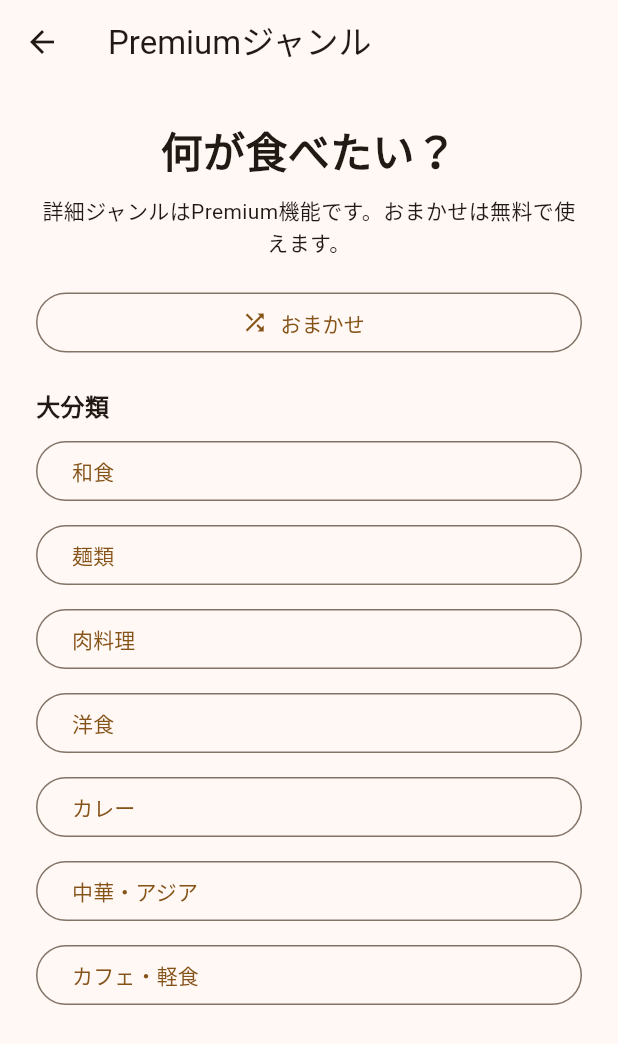
After one commit to Neo-Oi/Swipeat, a Flutter app: the screen it shows after launch, after a tap on "希望を指定して探す（Premium）", on a phone screen of 412 x 824 dp. The commit adds this screen. Shown: the top 1044 px of the screen. Run offline on Flutter 3.47's test engine with Material 3 defaults, Android fonts, the phone set to English and light mode, and no system bars; our stand-ins replace geolocator.

Commit message:
feat: add premium genre selection flow

```diff
--- a/lib/screens/home_screen.dart
+++ b/lib/screens/home_screen.dart
@@ -4,6 +4,7 @@ import 'package:geolocator/geolocator.dart';
 import '../services/google_places_service.dart';
 import '../services/location_service.dart';
 import 'companion_select_screen.dart';
+import 'premium_genre_select_screen.dart';
 import 'recommendation_screen.dart';
 
 class HomeScreen extends StatefulWidget {
@@ -42,10 +43,11 @@ class _HomeScreenState extends State<HomeScreen> {
         openNowOnly: true,
       );
 
-      final openRestaurants = restaurants
-          .where((restaurant) => restaurant.isOpenNow == true)
-          .toList()
-        ..shuffle();
+      final openRestaurants =
+          restaurants
+              .where((restaurant) => restaurant.isOpenNow == true)
+              .toList()
+            ..shuffle();
 
       if (!mounted) return;
 
@@ -77,18 +79,21 @@ class _HomeScreenState extends State<HomeScreen> {
   void openDistanceSearch() {
     Navigator.push(
       context,
-      MaterialPageRoute(
-        builder: (_) => const CompanionSelectScreen(),
-      ),
+      MaterialPageRoute(builder: (_) => const CompanionSelectScreen()),
+    );
+  }
+
+  void openPremiumGenreSearch() {
+    Navigator.push(
+      context,
+      MaterialPageRoute(builder: (_) => const PremiumGenreSelectScreen()),
     );
   }
 
   @override
   Widget build(BuildContext context) {
     return Scaffold(
-      appBar: AppBar(
-        title: const Text('Swipeat'),
-      ),
+      appBar: AppBar(title: const Text('Swipeat')),
       body: SingleChildScrollView(
         padding: const EdgeInsets.all(24),
         child: Column(
@@ -110,19 +115,13 @@ class _HomeScreenState extends State<HomeScreen> {
             const Text(
               'Swipeat',
               textAlign: TextAlign.center,
-              style: TextStyle(
-                fontSize: 44,
-                fontWeight: FontWeight.bold,
-              ),
+              style: TextStyle(fontSize: 44, fontWeight: FontWeight.bold),
             ),
             const SizedBox(height: 16),
             const Text(
               '探すより、決める。',
               textAlign: TextAlign.center,
-              style: TextStyle(
-                fontSize: 22,
-                fontWeight: FontWeight.w600,
-              ),
+              style: TextStyle(fontSize: 22, fontWeight: FontWeight.w600),
             ),
             const SizedBox(height: 12),
             const Text(
@@ -134,10 +133,7 @@ class _HomeScreenState extends State<HomeScreen> {
             const Text(
               '※ 営業中のお店のみ表示するため、朝や深夜は候補が少なくなる場合があります。',
               textAlign: TextAlign.center,
-              style: TextStyle(
-                fontSize: 13,
-                color: Colors.black54,
-              ),
+              style: TextStyle(fontSize: 13, color: Colors.black54),
             ),
             const SizedBox(height: 40),
             ElevatedButton(
@@ -149,15 +145,17 @@ class _HomeScreenState extends State<HomeScreen> {
               onPressed: isLoading ? null : openDistanceSearch,
               child: const Text('距離を選んで探す'),
             ),
+            const SizedBox(height: 12),
+            OutlinedButton(
+              onPressed: isLoading ? null : openPremiumGenreSearch,
+              child: const Text('希望を指定して探す（Premium）'),
+            ),
             if (errorMessage != null) ...[
               const SizedBox(height: 24),
               Text(
                 errorMessage!,
                 textAlign: TextAlign.center,
-                style: const TextStyle(
-                  color: Colors.red,
-                  fontSize: 13,
-                ),
+                style: const TextStyle(color: Colors.red, fontSize: 13),
               ),
             ],
             const SizedBox(height: 40),
--- /dev/null
+++ b/lib/screens/premium_genre_select_screen.dart
@@ -0,0 +1,210 @@
+import 'package:flutter/material.dart';
+
+import '../models/premium_entitlement.dart';
+import '../models/restaurant_genre.dart';
+
+/// Premium ジャンル選択の結果。
+class PremiumGenreSelection {
+  const PremiumGenreSelection.omakase() : genre = null;
+
+  const PremiumGenreSelection.genre(this.genre);
+
+  final RestaurantGenre? genre;
+
+  bool get isOmakase => genre == null;
+}
+
+/// 大分類 → 詳細分類の2段階 Premium ジャンル選択画面。
+class PremiumGenreSelectScreen extends StatefulWidget {
+  const PremiumGenreSelectScreen({
+    super.key,
+    this.entitlement = const PremiumEntitlement.none(),
+    this.onGenreSelected,
+    this.onPremiumRequested,
+  });
+
+  final PremiumEntitlement entitlement;
+  final ValueChanged<PremiumGenreSelection>? onGenreSelected;
+  final VoidCallback? onPremiumRequested;
+
+  @override
+  State<PremiumGenreSelectScreen> createState() =>
+      _PremiumGenreSelectScreenState();
+}
+
+class _PremiumGenreSelectScreenState extends State<PremiumGenreSelectScreen> {
+  RestaurantGenreGroup? selectedGroup;
+
+  bool get hasPremium => widget.entitlement.isPremiumAt();
+
+  void selectGenre(RestaurantGenre genre) {
+    if (!hasPremium) {
+      showPremiumDialog();
+      return;
+    }
+
+    final selection = PremiumGenreSelection.genre(genre);
+    widget.onGenreSelected?.call(selection);
+    if (widget.onGenreSelected == null && mounted) {
+      ScaffoldMessenger.of(context).showSnackBar(
+        SnackBar(
+          content: Text(
+            '${RestaurantGenreCatalog.definitionFor(genre).label}で探します',
+          ),
+        ),
+      );
+    }
+  }
+
+  void selectOmakase() {
+    final selection = const PremiumGenreSelection.omakase();
+    widget.onGenreSelected?.call(selection);
+    if (widget.onGenreSelected == null && mounted) {
+      ScaffoldMessenger.of(
+        context,
+      ).showSnackBar(const SnackBar(content: Text('おまかせで探します')));
+    }
+  }
+
+  Future<void> showPremiumDialog() async {
+    final shouldStart = await showDialog<bool>(
+      context: context,
+      builder: (context) {
+        return AlertDialog(
+          title: const Text('Premium機能'),
+          content: const Text(
+            '7日間無料で試せます。\n'
+            '無料体験後は、Google Playに表示される料金でPremiumを利用できます。',
+          ),
+          actions: [
+            TextButton(
+              onPressed: () => Navigator.pop(context, false),
+              child: const Text('今はしない'),
+            ),
+            FilledButton(
+              onPressed: () => Navigator.pop(context, true),
+              child: const Text('無料で試す'),
+            ),
+          ],
+        );
+      },
+    );
+
+    if (shouldStart == true) {
+      widget.onPremiumRequested?.call();
+      if (widget.onPremiumRequested == null && mounted) {
+        ScaffoldMessenger.of(
+          context,
+        ).showSnackBar(const SnackBar(content: Text('ログイン後、無料体験を開始できます')));
+      }
+    }
+  }
+
+  @override
+  Widget build(BuildContext context) {
+    final details = selectedGroup == null
+        ? const <RestaurantGenreDefinition>[]
+        : RestaurantGenreCatalog.detailsFor(selectedGroup!);
+
+    return Scaffold(
+      appBar: AppBar(title: const Text('Premiumジャンル')),
+      body: ListView(
+        padding: const EdgeInsets.all(24),
+        children: [
+          const Text(
+            '何が食べたい？',
+            textAlign: TextAlign.center,
+            style: TextStyle(fontSize: 28, fontWeight: FontWeight.bold),
+          ),
+          const SizedBox(height: 10),
+          Text(
+            hasPremium
+                ? '希望を少し指定して、Swipeatに決めてもらいましょう。'
+                : '詳細ジャンルはPremium機能です。おまかせは無料で使えます。',
+            textAlign: TextAlign.center,
+            style: const TextStyle(fontSize: 14),
+          ),
+          const SizedBox(height: 20),
+          OutlinedButton.icon(
+            onPressed: selectOmakase,
+            icon: const Icon(Icons.shuffle),
+            label: const Text('おまかせ'),
+          ),
+          const SizedBox(height: 20),
+          const Text(
+            '大分類',
+            style: TextStyle(fontSize: 16, fontWeight: FontWeight.bold),
+          ),
+          const SizedBox(height: 8),
+          ...RestaurantGenreGroup.values.map((group) {
+            return Padding(
+              padding: const EdgeInsets.only(bottom: 8),
+              child: OutlinedButton(
+                key: ValueKey<String>('genre-group-${group.name}'),
+                style: selectedGroup == group
+                    ? OutlinedButton.styleFrom(
+                        backgroundColor: Theme.of(
+                          context,
+                        ).colorScheme.primaryContainer,
+                      )
+                    : null,
+                onPressed: () {
+                  setState(() {
+                    selectedGroup = group;
+                  });
+                },
+                child: Align(
+                  alignment: Alignment.centerLeft,
+                  child: Text(group.label),
+                ),
+              ),
+            );
+          }),
+          if (selectedGroup != null) ...[
+            const SizedBox(height: 20),
+            Text(
+              '${selectedGroup!.label}の詳細',
+              style: const TextStyle(fontSize: 16, fontWeight: FontWeight.bold),
+            ),
+            const SizedBox(height: 8),
+            ...details.map((definition) {
+              return Padding(
+                padding: const EdgeInsets.only(bottom: 8),
+                child: OutlinedButton(
+                  onPressed: () => selectGenre(definition.genre),
+                  child: Row(
+                    children: [
+                      Expanded(child: Text(definition.label)),
+                      if (!hasPremium) const Icon(Icons.lock_outline, size: 18),
+                    ],
+                  ),
+                ),
+              );
+            }),
+          ],
+        ],
+      ),
+    );
+  }
+}
+
+extension RestaurantGenreGroupLabels on RestaurantGenreGroup {
+  String get label {
+    switch (this) {
+      case RestaurantGenreGroup.japanese:
+        return '和食';
+      case RestaurantGenreGroup.noodles:
+        return '麺類';
+      case RestaurantGenreGroup.meat:
+        return '肉料理';
+      case RestaurantGenreGroup.western:
+        return '洋食';
+      case RestaurantGenreGroup.curry:
+        return 'カレー';
+      case RestaurantGenreGroup.chineseAsian:
+        return '中華・アジア';
+      case RestaurantGenreGroup.cafeLightOther:
+        return 'カフェ・軽食';
+    }
+  }
+}
```
Also changed, not shown: 1 other file.
